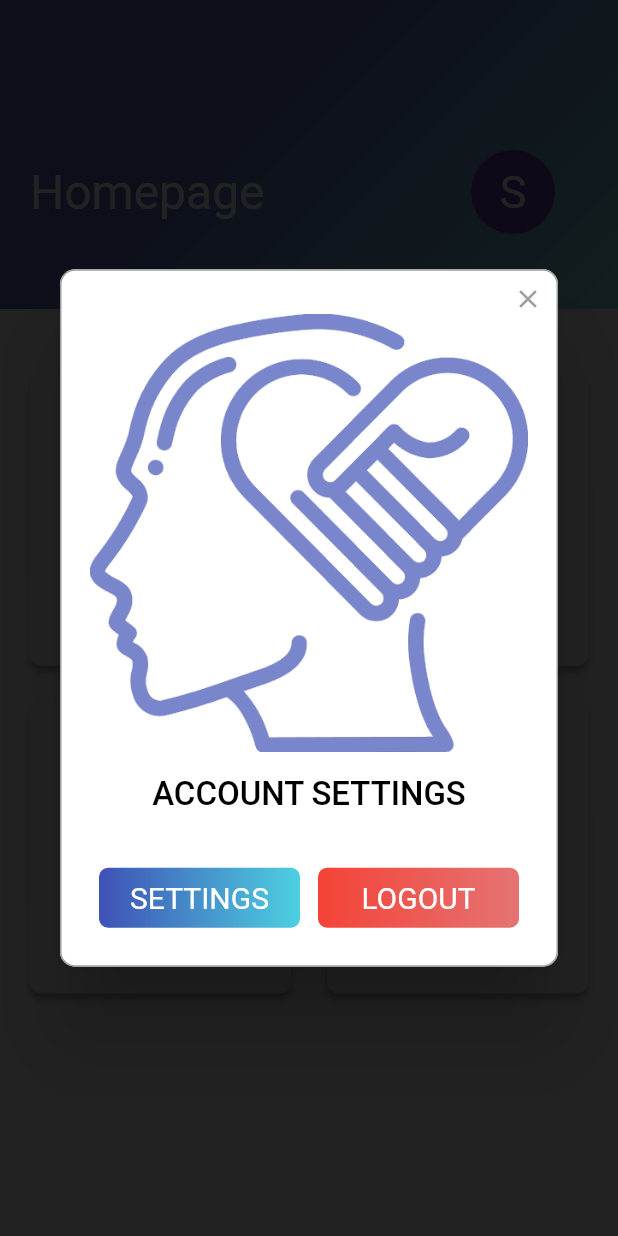
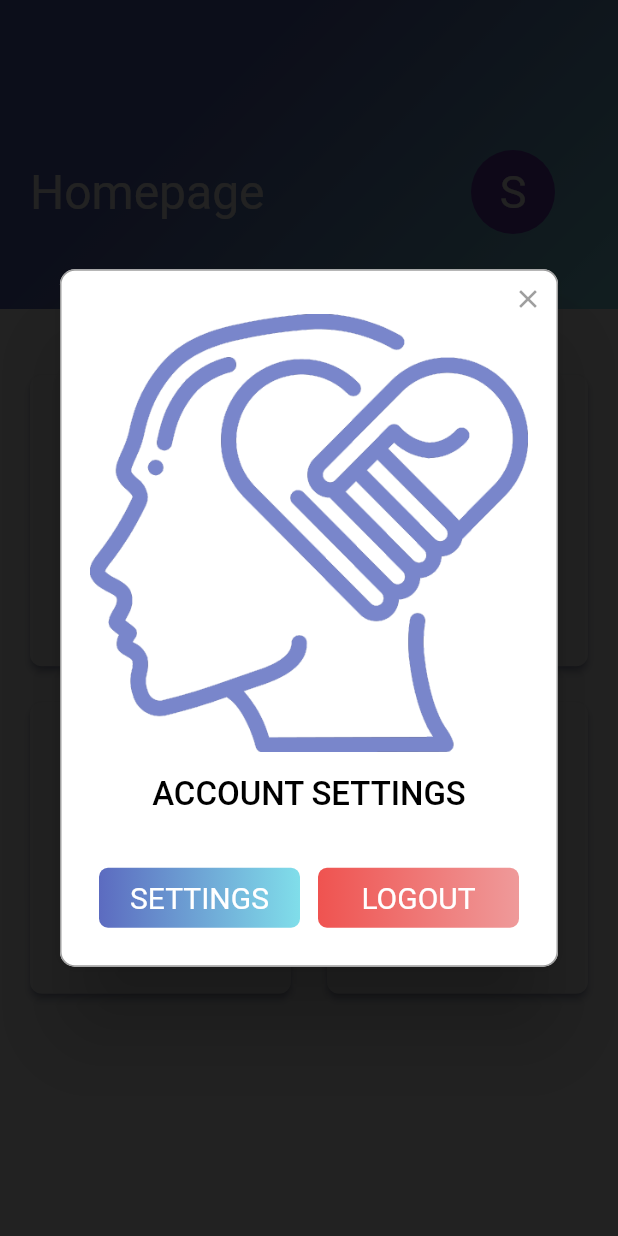
Before and after one commit to simoneghiazzi/DIMA, a Flutter app: the Home screen opened directly with empty values, after a tap on an icon or button, on a phone screen of 412 x 824 dp. Run offline on Flutter 3.47's test engine with Material 2 defaults, Android fonts, the phone set to English and light mode, and no system bars; drawn by our look-alikes of rflutter_alert; our stand-ins replace email_validator, firebase_auth, firebase_core, geolocator, google_maps_flutter, google_sign_in and 1 more; missing offline and left inert: flutter_facebook_auth; accounts and stored records are empty.

Commit message:
visual fixes

```diff
--- a/lib/Views/Home/components/header.dart
+++ b/lib/Views/Home/components/header.dart
@@ -41,10 +41,7 @@ class _HeaderState extends State<Header> {
           ),
           onTap: () => _onAccountPressed(context),
         ),
-      ),
-      // IconButton(
-      //     icon: Icon(Icons.logout),
-      //     onPressed: () => widget.authViewModel.logOut()),
+      )
     ]);
   }
 
@@ -70,8 +67,8 @@ class _HeaderState extends State<Header> {
           ),
           onPressed: () {},
           gradient: LinearGradient(colors: [
-            Colors.indigo[500],
-            Colors.cyan[300],
+            Colors.indigo[400],
+            Colors.cyan[200],
           ]),
         ),
         DialogButton(
@@ -84,8 +81,8 @@ class _HeaderState extends State<Header> {
             Navigator.pop(context);
           },
           gradient: LinearGradient(colors: [
-            Colors.red[500],
-            Colors.red[300],
+            Colors.red[400],
+            Colors.red[200],
           ]),
         )
       ],
```
